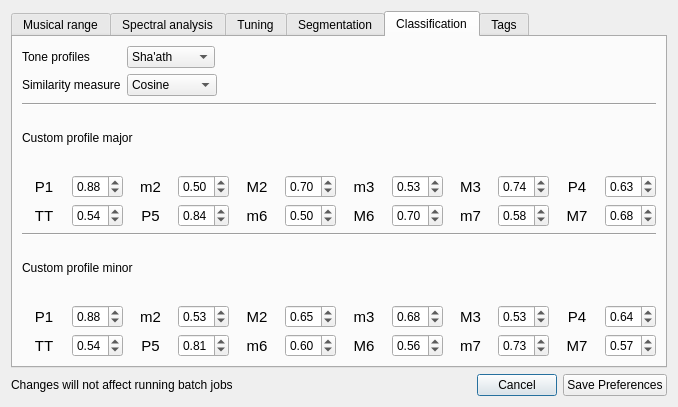
ibsh/is_KeyFinder, file prefsdialog.ui: the form before one commit.
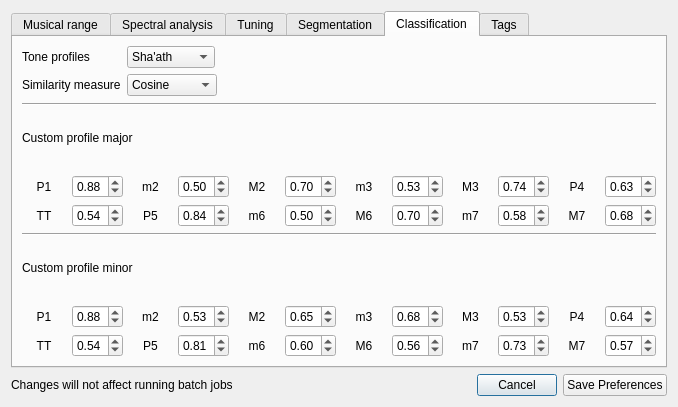
The form after the commit. The open tabs and pages were chosen to show the change.

The edit to the form file:
```diff
--- a/prefsdialog.ui
+++ b/prefsdialog.ui
@@ -773,13 +773,6 @@
          </item>
          <item row="0" column="0">
           <widget class="QLabel" name="lbl_maj0">
-           <property name="font">
-            <font>
-             <pointsize>11</pointsize>
-             <weight>50</weight>
-             <bold>false</bold>
-            </font>
-           </property>
            <property name="text">
             <string>P1</string>
            </property>
@@ -790,13 +783,6 @@
          </item>
          <item row="0" column="2">
           <widget class="QLabel" name="lbl_maj1">
-           <property name="font">
-            <font>
-             <pointsize>11</pointsize>
-             <weight>50</weight>
-             <bold>false</bold>
-            </font>
-           </property>
            <property name="text">
             <string>m2</string>
            </property>
@@ -807,13 +793,6 @@
          </item>
          <item row="0" column="4">
           <widget class="QLabel" name="lbl_maj2">
-           <property name="font">
-            <font>
-             <pointsize>11</pointsize>
-             <weight>50</weight>
-             <bold>false</bold>
-            </font>
-           </property>
            <property name="text">
             <string>M2</string>
            </property>
@@ -824,13 +803,6 @@
          </item>
          <item row="0" column="6">
           <widget class="QLabel" name="lbl_maj3">
-           <property name="font">
-            <font>
-             <pointsize>11</pointsize>
-             <weight>50</weight>
-             <bold>false</bold>
-            </font>
-           </property>
            <property name="text">
             <string>m3</string>
            </property>
@@ -841,13 +813,6 @@
          </item>
          <item row="0" column="8">
           <widget class="QLabel" name="lbl_maj4">
-           <property name="font">
-            <font>
-             <pointsize>11</pointsize>
-             <weight>50</weight>
-             <bold>false</bold>
-            </font>
-           </property>
            <property name="text">
             <string>M3</string>
            </property>
@@ -858,13 +823,6 @@
          </item>
          <item row="0" column="10">
           <widget class="QLabel" name="lbl_maj5">
-           <property name="font">
-            <font>
-             <pointsize>11</pointsize>
-             <weight>50</weight>
-             <bold>false</bold>
-            </font>
-           </property>
            <property name="text">
             <string>P4</string>
            </property>
@@ -875,13 +833,6 @@
          </item>
          <item row="1" column="10">
           <widget class="QLabel" name="lbl_maj11">
-           <property name="font">
-            <font>
-             <pointsize>11</pointsize>
-             <weight>50</weight>
-             <bold>false</bold>
-            </font>
-           </property>
            <property name="text">
             <string>M7</string>
            </property>
@@ -892,13 +843,6 @@
          </item>
          <item row="1" column="8">
           <widget class="QLabel" name="lbl_maj10">
-           <property name="font">
-            <font>
-             <pointsize>11</pointsize>
-             <weight>50</weight>
-             <bold>false</bold>
-            </font>
-           </property>
            <property name="text">
             <string>m7</string>
            </property>
@@ -909,13 +853,6 @@
          </item>
          <item row="1" column="6">
           <widget class="QLabel" name="lbl_maj9">
-           <property name="font">
-            <font>
-             <pointsize>11</pointsize>
-             <weight>50</weight>
-             <bold>false</bold>
-            </font>
-           </property>
            <property name="text">
             <string>M6</string>
            </property>
@@ -926,13 +863,6 @@
          </item>
          <item row="1" column="4">
           <widget class="QLabel" name="lbl_maj8">
-           <property name="font">
-            <font>
-             <pointsize>11</pointsize>
-             <weight>50</weight>
-             <bold>false</bold>
-            </font>
-           </property>
            <property name="text">
             <string>m6</string>
            </property>
@@ -943,13 +873,6 @@
          </item>
          <item row="1" column="2">
           <widget class="QLabel" name="lbl_maj7">
-           <property name="font">
-            <font>
-             <pointsize>11</pointsize>
-             <weight>50</weight>
-             <bold>false</bold>
-            </font>
-           </property>
            <property name="text">
             <string>P5</string>
            </property>
@@ -960,13 +883,6 @@
          </item>
          <item row="1" column="0">
           <widget class="QLabel" name="lbl_maj6">
-           <property name="font">
-            <font>
-             <pointsize>11</pointsize>
-             <weight>50</weight>
-             <bold>false</bold>
-            </font>
-           </property>
            <property name="text">
             <string>TT</string>
            </property>
@@ -1154,13 +1070,6 @@
          </item>
          <item row="0" column="0">
           <widget class="QLabel" name="lbl_min0">
-           <property name="font">
-            <font>
-             <pointsize>11</pointsize>
-             <weight>50</weight>
-             <bold>false</bold>
-            </font>
-           </property>
            <property name="text">
             <string>P1</string>
            </property>
@@ -1171,13 +1080,6 @@
          </item>
          <item row="0" column="2">
           <widget class="QLabel" name="lbl_min1">
-           <property name="font">
-            <font>
-             <pointsize>11</pointsize>
-             <weight>50</weight>
-             <bold>false</bold>
-            </font>
-           </property>
            <property name="text">
             <string>m2</string>
            </property>
@@ -1188,13 +1090,6 @@
          </item>
          <item row="0" column="4">
           <widget class="QLabel" name="lbl_min2">
-           <property name="font">
-            <font>
-             <pointsize>11</pointsize>
-             <weight>50</weight>
-             <bold>false</bold>
-            </font>
-           </property>
            <property name="text">
             <string>M2</string>
            </property>
@@ -1205,13 +1100,6 @@
          </item>
          <item row="0" column="6">
           <widget class="QLabel" name="lbl_min3">
-           <property name="font">
-            <font>
-             <pointsize>11</pointsize>
-             <weight>50</weight>
-             <bold>false</bold>
-            </font>
-           </property>
            <property name="text">
             <string>m3</string>
            </property>
@@ -1222,13 +1110,6 @@
          </item>
          <item row="0" column="8">
           <widget class="QLabel" name="lbl_min4">
-           <property name="font">
-            <font>
-             <pointsize>11</pointsize>
-             <weight>50</weight>
-             <bold>false</bold>
-            </font>
-           </property>
            <property name="text">
             <string>M3</string>
            </property>
@@ -1239,13 +1120,6 @@
          </item>
          <item row="0" column="10">
           <widget class="QLabel" name="lbl_min5">
-           <property name="font">
-            <font>
-             <pointsize>11</pointsize>
-             <weight>50</weight>
-             <bold>false</bold>
-            </font>
-           </property>
            <property name="text">
             <string>P4</string>
            </property>
@@ -1256,13 +1130,6 @@
          </item>
          <item row="1" column="10">
           <widget class="QLabel" name="lbl_min11">
-           <property name="font">
-            <font>
-             <pointsize>11</pointsize>
-             <weight>50</weight>
-             <bold>false</bold>
-            </font>
-           </property>
            <property name="text">
             <string>M7</string>
            </property>
@@ -1273,13 +1140,6 @@
          </item>
          <item row="1" column="8">
           <widget class="QLabel" name="lbl_min10">
-           <property name="font">
-            <font>
-             <pointsize>11</pointsize>
-             <weight>50</weight>
-             <bold>false</bold>
-            </font>
-           </property>
            <property name="text">
             <string>m7</string>
            </property>
@@ -1290,13 +1150,6 @@
          </item>
          <item row="1" column="6">
           <widget class="QLabel" name="lbl_min9">
-           <property name="font">
-            <font>
-             <pointsize>11</pointsize>
-             <weight>50</weight>
-             <bold>false</bold>
-            </font>
-           </property>
            <property name="text">
             <string>M6</string>
            </property>
@@ -1307,13 +1160,6 @@
          </item>
          <item row="1" column="4">
           <widget class="QLabel" name="lbl_min8">
-           <property name="font">
-            <font>
-             <pointsize>11</pointsize>
-             <weight>50</weight>
-             <bold>false</bold>
-            </font>
-           </property>
            <property name="text">
             <string>m6</string>
            </property>
@@ -1324,13 +1170,6 @@
          </item>
          <item row="1" column="2">
           <widget class="QLabel" name="lbl_min7">
-           <property name="font">
-            <font>
-             <pointsize>11</pointsize>
-             <weight>50</weight>
-             <bold>false</bold>
-            </font>
-           </property>
            <property name="text">
             <string>P5</string>
            </property>
@@ -1341,13 +1180,6 @@
          </item>
          <item row="1" column="0">
           <widget class="QLabel" name="lbl_min6">
-           <property name="font">
-            <font>
-             <pointsize>11</pointsize>
-             <weight>50</weight>
-             <bold>false</bold>
-            </font>
-           </property>
            <property name="text">
             <string>TT</string>
            </property>
```
Left out of the diff: 127 changed lines with no effect on the pictures.
